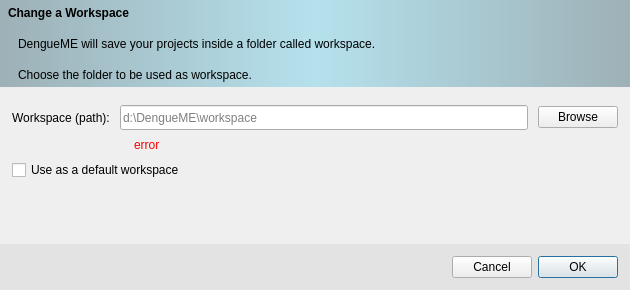
ufopleds/DengueME, file src/changeworkspace.ui: the form before one commit.
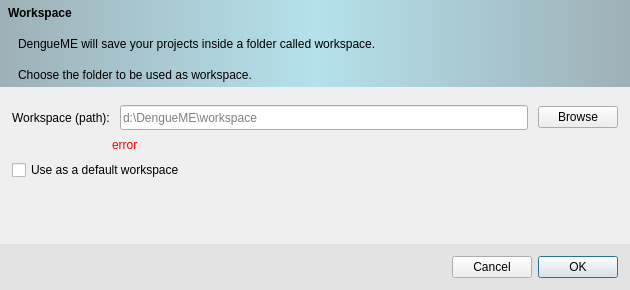
The form after the commit. Icons and pictures are not drawn.

What changed in the file:
```diff
--- a/src/changeworkspace.ui
+++ b/src/changeworkspace.ui
@@ -100,7 +100,7 @@
 padding: 5px 5px 5px 5px;</string>
         </property>
         <property name="text">
-         <string>Change a Workspace</string>
+         <string>Workspace</string>
         </property>
        </widget>
       </item>
@@ -241,7 +241,7 @@
          </property>
          <property name="sizeHint" stdset="0">
           <size>
-           <width>122</width>
+           <width>100</width>
            <height>20</height>
           </size>
          </property>
```
Left out of the diff: 2 changed lines with no effect on the pictures.
